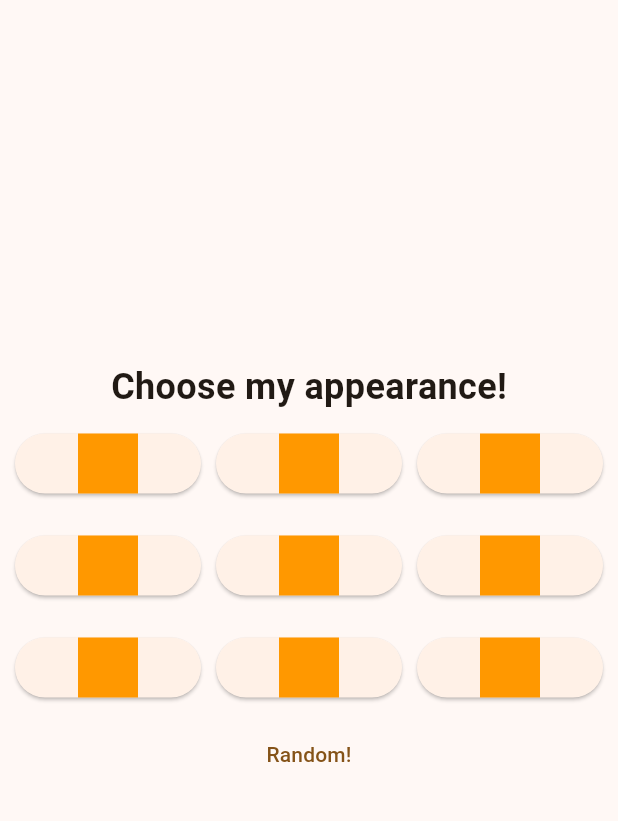
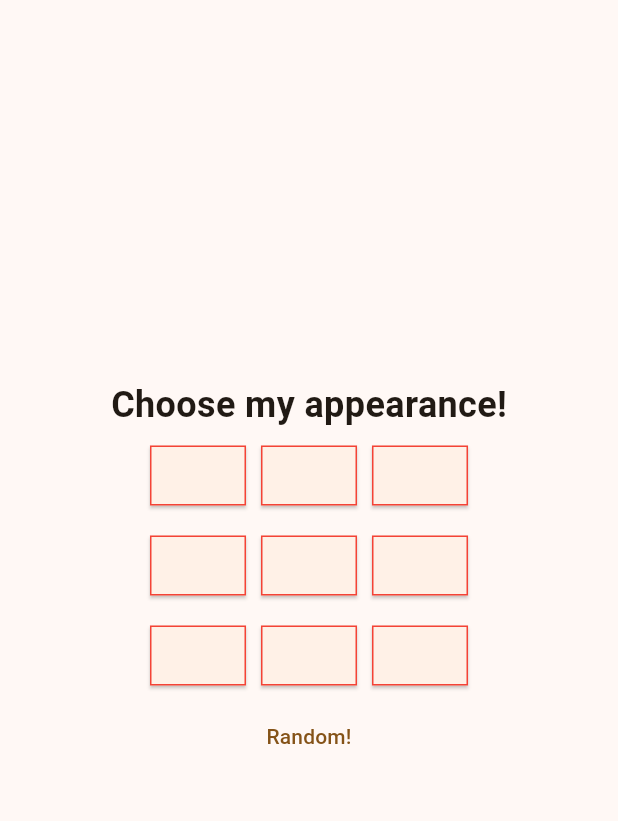
Before and after one commit to PocketDad/pocketdad, a Flutter app: the screen it shows after launch, on a phone screen of 412 x 824 dp, the part 84-905 px from its top. Run offline on Flutter 3.47's test engine with Material 2 defaults, Android fonts, the phone set to English and light mode, and no system bars.

Commit message:
still working on button shape

```diff
--- a/lib/main.dart
+++ b/lib/main.dart
@@ -139,7 +139,7 @@ class ChooseAvatar extends StatelessWidget {
                   )
                 ),
                 Padding(
-                  padding: const EdgeInsets.all(10.0),
+                  padding: const EdgeInsets.symmetric(vertical: 10.0),
                   child: Row(
                     mainAxisAlignment: MainAxisAlignment.center,
                     children: [
@@ -152,7 +152,7 @@ class ChooseAvatar extends StatelessWidget {
                   ),
                 ),
                 Padding(
-                  padding: const EdgeInsets.all(10.0),
+                  padding: const EdgeInsets.symmetric(vertical: 10.0),
                   child: Row(
                       mainAxisAlignment: MainAxisAlignment.center,
                       children: [
@@ -165,7 +165,7 @@ class ChooseAvatar extends StatelessWidget {
                   ),
                 ),
                 Padding(
-                  padding: const EdgeInsets.all(10.0),
+                  padding: const EdgeInsets.symmetric(vertical: 10.0),
                   child: Row(
                       mainAxisAlignment: MainAxisAlignment.center,
                       children: [
@@ -193,9 +193,9 @@ class ChooseAvatar extends StatelessWidget {
 
 class Profile extends StatelessWidget{
   Widget build(BuildContext context) {
-    return Expanded(
-      child: ElevatedButton(
+    return ElevatedButton(
         style: ButtonStyle(
+          tapTargetSize: MaterialTapTargetSize.shrinkWrap,
           foregroundColor: MaterialStateProperty.all<Color>(Colors.blue),
           overlayColor: MaterialStateProperty.resolveWith<Color?>(
                 (Set<MaterialState> states) {
@@ -208,14 +208,21 @@ class Profile extends StatelessWidget{
               return null; // Defer to the widget's default.
             },
           ),
+            shape: MaterialStateProperty.all<RoundedRectangleBorder>(
+                const RoundedRectangleBorder(
+                    borderRadius: BorderRadius.zero,
+                    side: BorderSide(color: Colors.red)
+                )
+            )
         ),
         onPressed: () {},
-        child: Container(
+        child: SizedBox(width: 0, height: 10),
+
+      /*Container(
           color: Colors.orange,
-          height: 40,
-          width: 40,
-        ),
-      ),
-    );
+          height: 50,
+          width: 50,
+        ),*/
+      );
   }
 }
```
